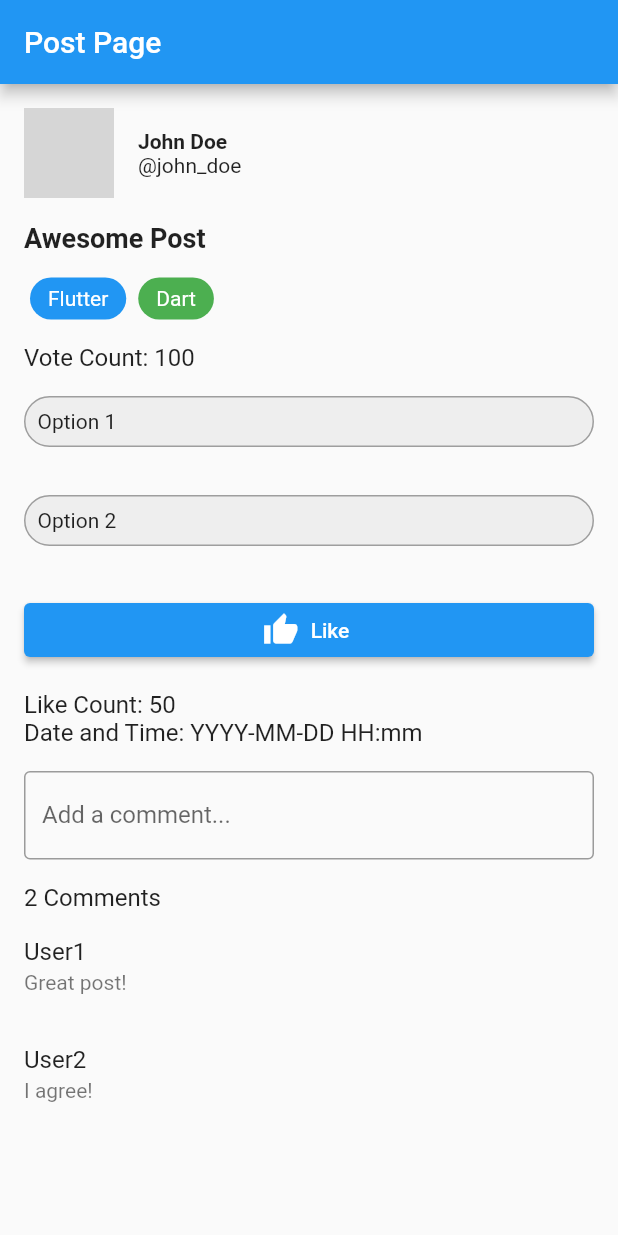
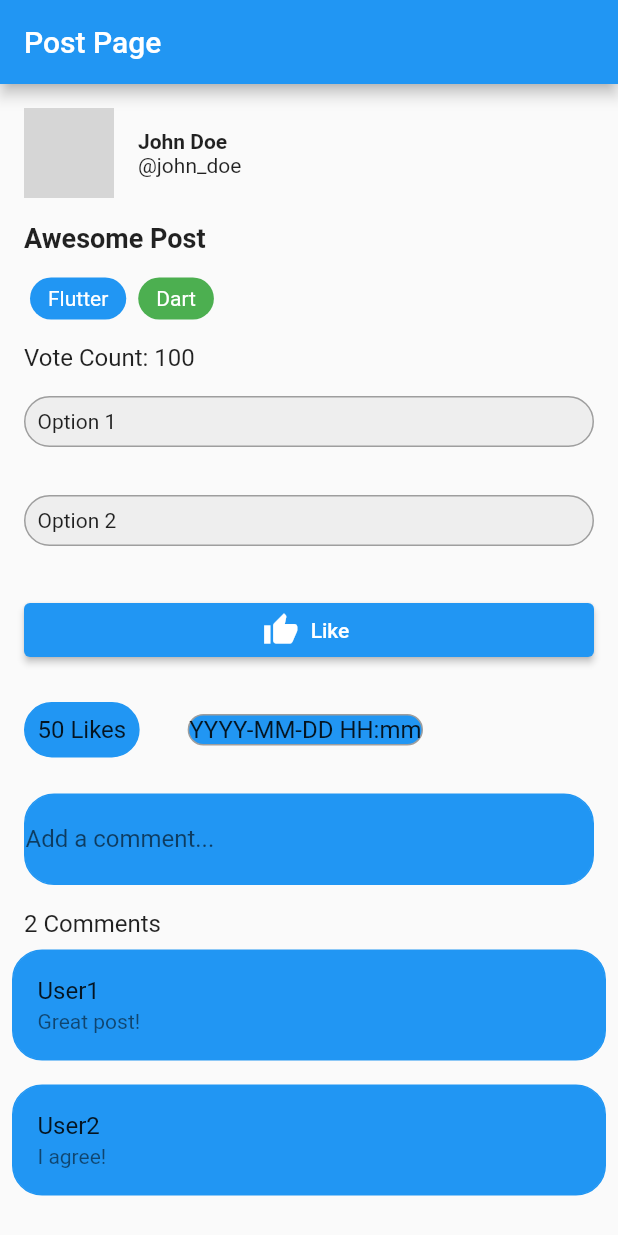
Before and after one commit to bounswe/bounswe2023group3, a Flutter app: the screen it shows after launch, on a phone screen of 412 x 824 dp. Run offline on Flutter 3.47's test engine with Material 2 defaults, Android fonts, the phone set to English and light mode, and no system bars; our stand-ins replace email_validator; network calls fail; grey boxes are pictures that could not be loaded.

Commit message:
modified the view'

```diff
--- a/app/mobile/lib/view/pollView/commentWidget.dart
+++ b/app/mobile/lib/view/pollView/commentWidget.dart
@@ -9,9 +9,19 @@ class CommentWidget extends StatelessWidget {
 
   @override
   Widget build(BuildContext context) {
-    return ListTile(
-      title: Text(user),
-      subtitle: Text(commentText),
+    return Padding(
+      padding: const EdgeInsets.all(8.0),
+      child: Container(
+        decoration: BoxDecoration(
+          borderRadius: BorderRadius.circular(20.0),
+          border: Border.all(color: Colors.blue),
+          color: Colors.blue,
+        ),
+        child: ListTile(
+          title: Text(user),
+          subtitle: Text(commentText),
+        ),
+      ),
     );
   }
 }
--- a/app/mobile/lib/view/pollView/pollView.dart
+++ b/app/mobile/lib/view/pollView/pollView.dart
@@ -71,8 +71,12 @@ class PollPage extends StatelessWidget {
                 label: const Text('Like'),
               ),
             ),
+            Row(
+              children: [
                 LikeCountWidget(likeCount: likeCount),
                 DateTimeWidget(dateTime: dateTime),
+              ],
+            ),
             const CommentEntryFieldWidget(),
             Padding(
               padding: const EdgeInsets.symmetric(horizontal: 16.0),
@@ -112,10 +116,17 @@ class CommentEntryFieldWidget extends StatelessWidget {
   Widget build(BuildContext context) {
     return Padding(
       padding: const EdgeInsets.all(16.0),
+      child: Container(
+        decoration: BoxDecoration(
+          borderRadius: BorderRadius.circular(20.0),
+          border: Border.all(color: Colors.blue),
+          color: Colors.blue,
+        ),
         child: TextFormField(
           decoration: const InputDecoration(
             labelText: 'Add a comment...',
-          border: OutlineInputBorder(),
+            border: InputBorder.none,
+          ),
         ),
       ),
     );
@@ -131,8 +142,22 @@ class LikeCountWidget extends StatelessWidget {
   Widget build(BuildContext context) {
     return Padding(
       padding: const EdgeInsets.symmetric(horizontal: 16.0),
-      child: Text('Like Count: $likeCount',
+      child: Row(
+        children: [
+          Container(
+            decoration: BoxDecoration(
+              borderRadius: BorderRadius.circular(20.0),
+              border: Border.all(color: Colors.blue),
+              color: Colors.blue,
+            ),
+            child: Padding(
+              padding: const EdgeInsets.all(8.0),
+              child: Text('$likeCount Likes',
                   style: const TextStyle(fontSize: 16.0)),
+            ),
+          ),
+        ],
+      ),
     );
   }
 }
@@ -145,9 +170,20 @@ class DateTimeWidget extends StatelessWidget {
   @override
   Widget build(BuildContext context) {
     return Padding(
-      padding: const EdgeInsets.symmetric(horizontal: 16.0),
-      child: Text('Date and Time: $dateTime',
+      padding: const EdgeInsets.symmetric(horizontal: 16.0, vertical: 16.0),
+      child: Row(
+        children: [
+          Container(
+            decoration: BoxDecoration(
+              borderRadius: BorderRadius.circular(20.0),
+              border: Border.all(color: Colors.grey),
+              color: Colors.blue,
+            ),
+            child: Text(dateTime,
                 style: const TextStyle(fontSize: 16.0)),
+          ),
+        ],
+      ),
     );
   }
 }
```
Lines whose indentation alone changed are shown as unchanged.
